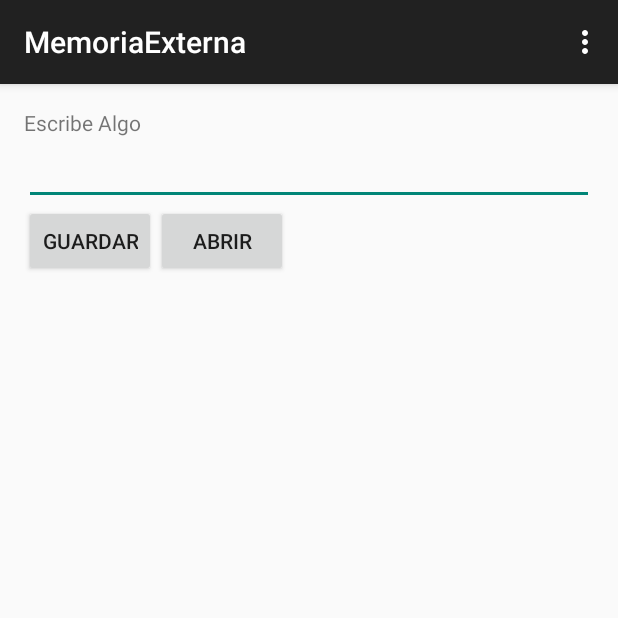
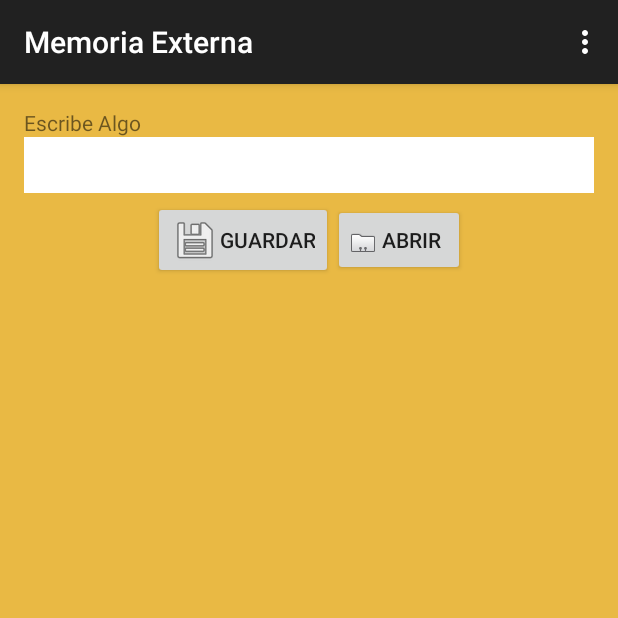
Before and after one commit to EverRios/MemoriaExterna, an Android app: the screen it shows after launch (MainActivity), after a tap on "GUARDAR", on a phone screen of 412 x 824 dp, the top half of it. Run offline under Robolectric (Android 15) with nearby library versions, the phone set to English and light mode, and no system bars.

Commit message:
v2 Memoria Externa

```diff
--- a/app/src/main/AndroidManifest.xml
+++ b/app/src/main/AndroidManifest.xml
@@ -1,7 +1,7 @@
 <?xml version="1.0" encoding="utf-8"?>
 <manifest xmlns:android="http://schemas.android.com/apk/res/android"
     package="com.example.everardo.memoriaexterna" >
-
+    <!-- Permisos para usar memoria externa-->
     <uses-permission android:name="android.permission.WRITE_EXTERNAL_STORAGE" />
     <application
         android:allowBackup="true"
--- a/app/src/main/java/com/example/everardo/memoriaexterna/MainActivity.java
+++ b/app/src/main/java/com/example/everardo/memoriaexterna/MainActivity.java
@@ -19,10 +19,13 @@ import android.widget.EditText;
 import android.widget.Toast;
 
 
-public class MainActivity extends ActionBarActivity implements OnClickListener{
+public class MainActivity extends ActionBarActivity implements View.OnClickListener {
+
+
     private EditText txtTexto;
     private Button btnGuardar, btnAbrir;
     private static final int READ_BLOCK_SIZE=100;
+
     @Override
     protected void onCreate(Bundle savedInstanceState) {
         super.onCreate(savedInstanceState);
@@ -33,8 +36,8 @@ public class MainActivity extends ActionBarActivity implements OnClickListener{
         btnAbrir = (Button)findViewById(R.id.btnAbrir);
         btnGuardar.setOnClickListener(this);
         btnAbrir.setOnClickListener(this);
+    }
 
-}
     @Override
     public boolean onCreateOptionsMenu(Menu menu) {
         // Inflate the menu; this adds items to the action bar if it is present.
@@ -59,13 +62,14 @@ public class MainActivity extends ActionBarActivity implements OnClickListener{
 
     @Override
     public void onClick(View v) {
+        File sdCard, directory, file = null;
 
-        File extSdCard = null, directory, file = null;
         try {
             // validamos si se encuentra montada nuestra memoria externa
             if (Environment.getExternalStorageState().equals("mounted")) {
 
-                // Obtenemos el directorio de la memoria externa sdCard = Environment.getExternalStorageDirectory();
+                // Obtenemos el directorio de la memoria externa
+                sdCard = Environment.getExternalStorageDirectory();
 
                 if (v.equals(btnGuardar)) {
                     String str = txtTexto.getText().toString();
@@ -75,43 +79,46 @@ public class MainActivity extends ActionBarActivity implements OnClickListener{
                     try {
                         // instanciamos un onjeto File para crear un nuevo
                         // directorio
-// la memoria externa
-                        directory = new File(extSdCard.getAbsolutePath() + "/Mis archivos");
+                        // la memoria externa
+                        directory = new File(sdCard.getAbsolutePath() + "/Mis archivos");
                         // se crea el nuevo directorio donde se cerara el
                         // archivo
                         directory.mkdirs();
 
                         // creamos el archivo en el nuevo directorio creado
-                        file = new File(directory, "MiArchivo.txt");
+                        file = new File(directory, "archivodeEve.txt");
 
                         fout = new FileOutputStream(file);
 
                         // Convierte un stream de caracteres en un stream de
-// bytes
+                        // bytes
                         OutputStreamWriter ows = new OutputStreamWriter(fout);
                         ows.write(str); // Escribe en el buffer la cadena de texto
                         ows.flush(); // Volca lo que hay en el buffer al archivo
                         ows.close(); // Cierra el archivo de texto
 
-                        Toast.makeText(getBaseContext(), "El archivo se ha almacenado!!!", Toast.LENGTH_SHORT).show();
+                        Toast.makeText(getBaseContext(), "El archivo se ha creado en la memoria externa!!!", Toast.LENGTH_SHORT).show();
 
                         txtTexto.setText("");
+
                     } catch (IOException e) {
                         // TODO Auto-generated catch block
                         e.printStackTrace();
                     }
+
                 }
 
                 if (v.equals(btnAbrir)) {
                     try {
+
                         //Obtenemos el direcorio donde se encuentra nuestro archivo a leer
-                        directory = new File(extSdCard.getAbsolutePath() + "/Mis archivos");
+                        directory = new File(sdCard.getAbsolutePath() + "/Mis archivos");
 
                         //Creamos un objeto File de nuestro archivo a leer
-                        file = new File(directory, "MiArchivo.txt");
+                        file = new File(directory, "archivodeEve.txt");
 
                         //Creamos un objeto de la clase FileInputStream
-//el cual representa un stream del archivo que vamos a leer
+                        //el cual representa un stream del archivo que vamos a leer
                         FileInputStream fin = new FileInputStream(file);
 
                         //Creaos un objeto InputStreamReader que nos permitira
@@ -120,13 +127,14 @@ public class MainActivity extends ActionBarActivity implements OnClickListener{
 
                         char[] inputBuffer = new char[READ_BLOCK_SIZE];
                         String str = "";
+
                         // Se lee el archivo de texto mientras no se llegue al
-// final
-                        // de él
+                        // final
+                        // de �l
                         int charRead;
                         while ((charRead = isr.read(inputBuffer)) > 0) {
                             // Se lee por bloques de 100 caracteres
-                            // ya que se desconoce el tamaño del texto
+                            // ya que se desconoce el tama�o del texto
                             // Y se va copiando a una cadena de texto
                             String strRead = String.copyValueOf(inputBuffer, 0, charRead);
                             str += strRead;
@@ -135,9 +143,12 @@ public class MainActivity extends ActionBarActivity implements OnClickListener{
                         }
 
                         // Se muestra el texto leido en la caje de texto
-                        txtTexto.setText(str);   isr.close();
+                        txtTexto.setText(str);
+
+                        isr.close();
 
                         Toast.makeText(getBaseContext(), "El archivo ha sido cargado", Toast.LENGTH_SHORT).show();
+
                     } catch (IOException e) {
                         // TODO: handle exception
                         e.printStackTrace();
@@ -147,8 +158,8 @@ public class MainActivity extends ActionBarActivity implements OnClickListener{
                 Toast.makeText(getBaseContext(), "El almacenamineto externo no se encuentra disponible", Toast.LENGTH_LONG).show();
             }
         } catch (Exception e) {
-// TODO: handle exception
+            // TODO: handle exception
+
         }
-
     }
 }
--- a/app/src/main/res/layout/activity_main.xml
+++ b/app/src/main/res/layout/activity_main.xml
@@ -4,33 +4,41 @@
     android:paddingRight="@dimen/activity_horizontal_margin"
     android:paddingTop="@dimen/activity_vertical_margin"
     android:paddingBottom="@dimen/activity_vertical_margin" tools:context=".MainActivity"
-    android:orientation="vertical">
+    android:orientation="vertical"
+    android:background="#ffe9b944"
+    android:weightSum="1">
 
     <TextView android:text="@string/mensaje1"
         android:layout_width="wrap_content"
-        android:layout_height="wrap_content" />
+        android:layout_height="wrap_content"  />
 
     <EditText
         android:layout_width="fill_parent"
         android:layout_height="wrap_content"
-        android:id="@+id/txtArchivo" />
+        android:id="@+id/txtArchivo"
+        android:background="#ffffffff"
+        android:layout_weight="0.02" />
 
     <LinearLayout
         android:layout_width="wrap_content"
         android:layout_height="wrap_content"
-        android:orientation="horizontal">
+        android:orientation="horizontal"
+        android:layout_marginTop="5dp"
+        android:layout_gravity="center_horizontal">
 
         <Button
             android:layout_width="fill_parent"
             android:layout_height="wrap_content"
             android:id="@+id/btnGuardar"
-            android:text="@string/guardar" />
+            android:text="@string/guardar"
+            android:drawableLeft="@android:drawable/ic_menu_save" />
 
         <Button
             android:layout_width="fill_parent"
             android:layout_height="wrap_content"
             android:id="@+id/btnAbrir"
-            android:text="@string/Abrir" />
+            android:text="@string/Abrir"
+            android:drawableLeft="@android:drawable/sym_contact_card" />
 
     </LinearLayout>
 
--- a/app/src/main/res/values/strings.xml
+++ b/app/src/main/res/values/strings.xml
@@ -1,7 +1,7 @@
 <?xml version="1.0" encoding="utf-8"?>
 <resources>
 
-    <string name="app_name">MemoriaExterna</string>
+    <string name="app_name">Memoria Externa</string>
     <string name="hello_world">Hello world!</string>
     <string name="action_settings">Settings</string>
     <string name="mensaje1">Escribe Algo</string>
```
